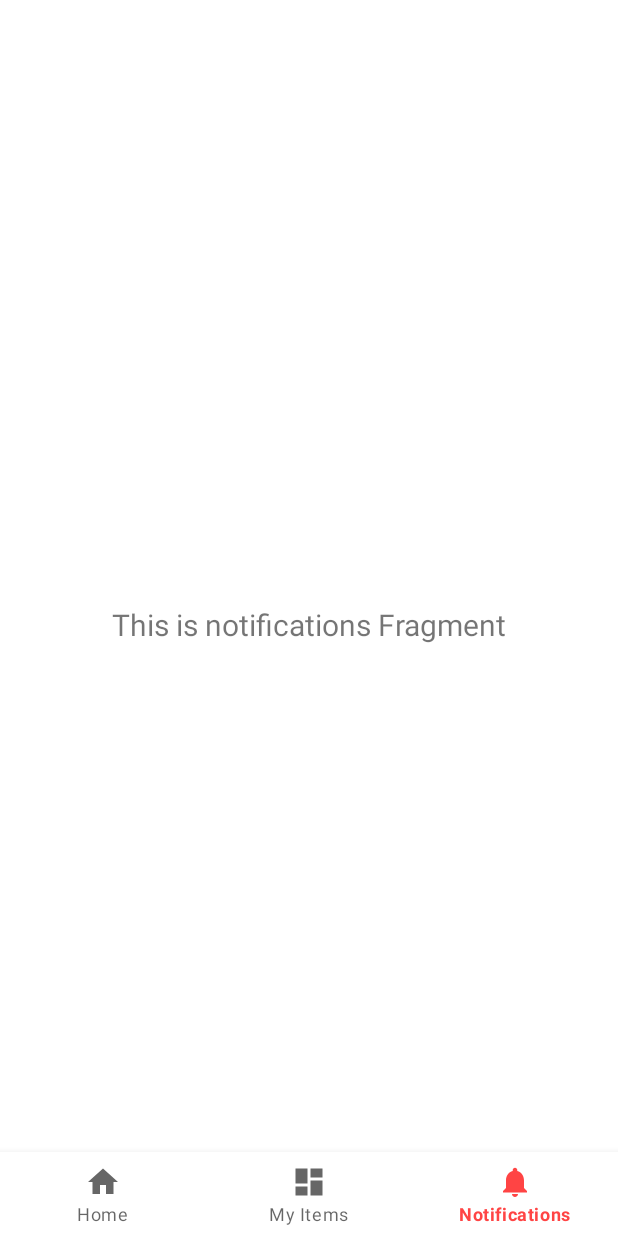
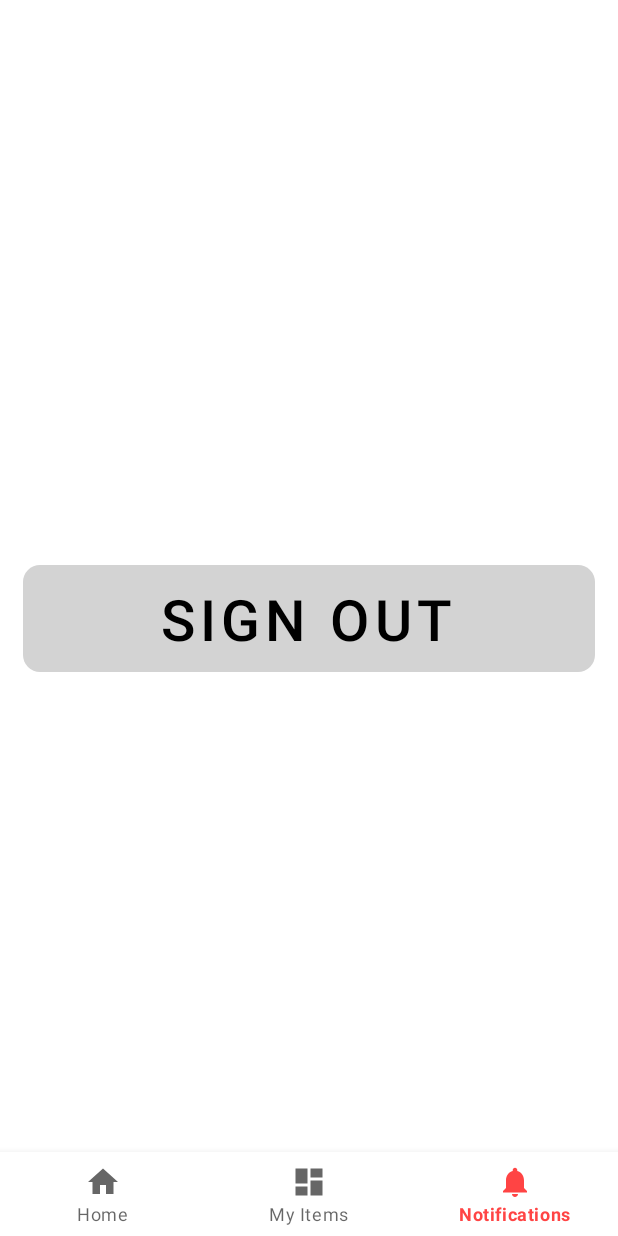
Before and after one commit to EliramElgrably/Rentee, an Android app: the screen it shows after launch (MainActivity), item 3 of the bottom bar chosen, on a phone screen of 412 x 824 dp. Run offline under Robolectric (Android 15) with nearby library versions, the phone set to English and light mode, and no system bars; our stand-ins replace Dagger/Hilt's generated code, Firebase (no records; nobody signed in at launch, a user with empty details on screens opened directly), data binding, navigation-ui; libraries missing offline, so code that uses them is left out: com.firebase.ui; 3 statements that could not run were skipped.

```diff
--- a/app/build.gradle
+++ b/app/build.gradle
@@ -13,6 +13,7 @@ android {
 
     buildFeatures {
         dataBinding true
+        viewBinding true
     }
 
     defaultConfig {
@@ -80,6 +81,10 @@ dependencies {
     implementation 'com.google.firebase:firebase-analytics-ktx'
     implementation 'com.google.firebase:firebase-firestore-ktx'
     implementation 'com.google.firebase:firebase-storage:20.0.0'
+    implementation 'com.google.firebase:firebase-auth-ktx'
+
+    // Firebase UI
+    implementation 'com.firebaseui:firebase-ui-auth:7.2.0'
 
     implementation 'org.jetbrains.kotlinx:kotlinx-coroutines-play-services:1.3.5'
 }
--- a/app/src/main/java/com/example/rentee/MainActivity.kt
+++ b/app/src/main/java/com/example/rentee/MainActivity.kt
@@ -38,6 +38,8 @@ class MainActivity : AppCompatActivity() {
         )
         //setupActionBarWithNavController(navController, appBarConfiguration)
         binding.navView.setupWithNavController(navController)
+
+
     }
 
     override fun onSupportNavigateUp(): Boolean {
--- a/app/src/main/java/com/example/rentee/ui/home/HomeFragment.kt
+++ b/app/src/main/java/com/example/rentee/ui/home/HomeFragment.kt
@@ -7,13 +7,19 @@ import android.view.ViewGroup
 import androidx.fragment.app.Fragment
 import androidx.fragment.app.viewModels
 import androidx.navigation.fragment.findNavController
-import com.example.rentee.R
+import com.example.rentee.NavGraphDirections
 import com.example.rentee.databinding.FragmentHomeBinding
+import com.google.firebase.auth.FirebaseAuth
+import com.google.firebase.auth.ktx.auth
+import com.google.firebase.ktx.Firebase
 
 class HomeFragment : Fragment() {
 
     private lateinit var binding: FragmentHomeBinding
     private val homeViewModel: HomeViewModel by viewModels()
+
+    // Firebase instance variables
+    private lateinit var auth: FirebaseAuth
 
     override fun onCreateView(
         inflater: LayoutInflater,
@@ -27,6 +33,14 @@ class HomeFragment : Fragment() {
 
         // LiveData needs the lifecycle owner
         binding.lifecycleOwner = this
+
+        // Initialize Firebase Auth and check if the user is signed in
+        auth = Firebase.auth
+        if (auth.currentUser == null) {
+            val direction =
+                NavGraphDirections.actionGlobalFragmentSignIn()
+            findNavController().navigate(direction)
+        }
 
         binding.btnStartOrder.setOnClickListener(View.OnClickListener {
             val direction =
--- a/app/src/main/java/com/example/rentee/ui/notifications/NotificationsFragment.kt
+++ b/app/src/main/java/com/example/rentee/ui/notifications/NotificationsFragment.kt
@@ -4,28 +4,46 @@ import android.os.Bundle
 import android.view.LayoutInflater
 import android.view.View
 import android.view.ViewGroup
-import android.widget.TextView
 import androidx.fragment.app.Fragment
-import androidx.lifecycle.Observer
 import androidx.lifecycle.ViewModelProvider
-import com.example.rentee.R
+import androidx.navigation.fragment.findNavController
+import com.example.rentee.NavGraphDirections
+import com.example.rentee.databinding.FragmentNotificationsBinding
+import com.firebase.ui.auth.AuthUI
+import com.google.android.gms.tasks.OnCompleteListener
 
 class NotificationsFragment : Fragment() {
 
     private lateinit var notificationsViewModel: NotificationsViewModel
+    private lateinit var binding: FragmentNotificationsBinding
 
     override fun onCreateView(
-            inflater: LayoutInflater,
-            container: ViewGroup?,
-            savedInstanceState: Bundle?
+        inflater: LayoutInflater,
+        container: ViewGroup?,
+        savedInstanceState: Bundle?
     ): View? {
+        binding = FragmentNotificationsBinding.inflate(inflater, container, false)
         notificationsViewModel =
-                ViewModelProvider(this).get(NotificationsViewModel::class.java)
-        val root = inflater.inflate(R.layout.fragment_notifications, container, false)
-        val textView: TextView = root.findViewById(R.id.text_notifications)
-        notificationsViewModel.text.observe(viewLifecycleOwner, Observer {
-            textView.text = it
+            ViewModelProvider(this).get(NotificationsViewModel::class.java)
+
+        binding.btnSignOut.setOnClickListener(View.OnClickListener {
+            signOut()
         })
-        return root
+
+        return binding.root
+    }
+
+    private fun signOut() {
+        context?.let {
+            AuthUI.getInstance().signOut(it).addOnCompleteListener(OnCompleteListener {
+                goToHomeFragment()
+            })
+        }
+    }
+
+    private fun goToHomeFragment() {
+        val direction =
+            NavGraphDirections.actionGlobalFragmentSignIn()
+        findNavController().navigate(direction)
     }
 }
--- a/app/src/main/java/com/example/rentee/ui/notifications/NotificationsViewModel.kt
+++ b/app/src/main/java/com/example/rentee/ui/notifications/NotificationsViewModel.kt
@@ -1,13 +1,8 @@
 package com.example.rentee.ui.notifications
 
-import androidx.lifecycle.LiveData
-import androidx.lifecycle.MutableLiveData
 import androidx.lifecycle.ViewModel
 
 class NotificationsViewModel : ViewModel() {
 
-    private val _text = MutableLiveData<String>().apply {
-        value = "This is notifications Fragment"
-    }
-    val text: LiveData<String> = _text
+
 }
--- /dev/null
+++ b/app/src/main/java/com/example/rentee/ui/signIn/SignInFragment.kt
@@ -0,0 +1,93 @@
+package com.example.rentee.ui.signIn
+
+import android.content.Intent
+import android.os.Bundle
+import android.util.Log
+import android.view.LayoutInflater
+import android.view.View
+import android.view.ViewGroup
+import android.widget.Toast
+import androidx.activity.result.ActivityResultLauncher
+import androidx.appcompat.app.AppCompatActivity
+import androidx.fragment.app.Fragment
+import androidx.navigation.fragment.findNavController
+import com.example.rentee.R
+import com.example.rentee.databinding.FragmentSignInBinding
+import com.firebase.ui.auth.AuthUI
+import com.firebase.ui.auth.FirebaseAuthUIActivityResultContract
+import com.firebase.ui.auth.data.model.FirebaseAuthUIAuthenticationResult
+import com.google.firebase.auth.ktx.auth
+import com.google.firebase.ktx.Firebase
+
+class SignInFragment : Fragment() {
+    //private lateinit var auth: FirebaseAuth
+    private lateinit var binding: FragmentSignInBinding
+    private val signIn: ActivityResultLauncher<Intent> =
+        registerForActivityResult(FirebaseAuthUIActivityResultContract(), this::onSignInResult)
+
+    override fun onCreateView(
+        inflater: LayoutInflater,
+        container: ViewGroup?,
+        savedInstanceState: Bundle?
+    ): View? {
+        binding = FragmentSignInBinding.inflate(inflater, container, false)
+
+
+        return binding.root
+    }
+
+    override fun onStart() {
+        super.onStart()
+
+        // If there is no signed in user, launch FirebaseUI
+        // Otherwise head to MainActivity
+        if (Firebase.auth.currentUser == null) {
+            // Sign in with FirebaseUI, see docs for more details:
+            // https://firebase.google.com/docs/auth/android/firebaseui
+            val signInIntent = AuthUI.getInstance()
+                .createSignInIntentBuilder()
+                .setLogo(R.mipmap.ic_launcher)
+                .setAvailableProviders(
+                    listOf(
+                        AuthUI.IdpConfig.EmailBuilder().build(),
+                        AuthUI.IdpConfig.GoogleBuilder().build(),
+                    )
+                )
+                .build()
+
+            signIn.launch(signInIntent)
+        } else {
+            goToHomeFragment()
+        }
+    }
+
+    private fun onSignInResult(result: FirebaseAuthUIAuthenticationResult) {
+        if (result.resultCode == AppCompatActivity.RESULT_OK) {
+            Log.d(TAG, "Sign in successful!")
+            goToHomeFragment()
+        } else {
+            Toast.makeText(
+                context,
+                "There was an error signing in",
+                Toast.LENGTH_LONG
+            ).show()
+
+            val response = result.idpResponse
+            if (response == null) {
+                Log.w(TAG, "Sign in canceled")
+            } else {
+                Log.w(TAG, "Sign in error", response.error)
+            }
+        }
+    }
+
+    private fun goToHomeFragment() {
+        val direction =
+            SignInFragmentDirections.actionFragmentSignInToHome()
+        findNavController().navigate(direction)
+    }
+
+    companion object {
+        private const val TAG = "SignInFragment"
+    }
+}
--- a/app/src/main/res/layout/fragment_notifications.xml
+++ b/app/src/main/res/layout/fragment_notifications.xml
@@ -6,17 +6,23 @@
     android:layout_height="match_parent"
     tools:context=".ui.notifications.NotificationsFragment">
 
-    <TextView
-        android:id="@+id/text_notifications"
+    <Button
+        android:id="@+id/btn_sign_out"
+        style="@style/AppTheme.RoundedCornerMaterialButton"
         android:layout_width="match_parent"
         android:layout_height="wrap_content"
-        android:layout_marginStart="8dp"
-        android:layout_marginTop="8dp"
-        android:layout_marginEnd="8dp"
+        android:layout_marginStart="15dp"
+        android:layout_marginEnd="15dp"
+        android:text="Sign Out"
         android:textAlignment="center"
-        android:textSize="20sp"
+        android:textColor="@color/black"
+        android:textSize="38sp"
+        android:textStyle="normal"
+        app:backgroundTint="@color/light_gray"
         app:layout_constraintBottom_toBottomOf="parent"
         app:layout_constraintEnd_toEndOf="parent"
         app:layout_constraintStart_toStartOf="parent"
-        app:layout_constraintTop_toTopOf="parent" />
+        app:layout_constraintTop_toTopOf="parent"
+        app:rippleColor="@android:color/transparent"
+        app:strokeColor="@android:color/transparent" />
 </androidx.constraintlayout.widget.ConstraintLayout>
--- a/app/src/main/res/navigation/nav_graph.xml
+++ b/app/src/main/res/navigation/nav_graph.xml
@@ -5,10 +5,26 @@
     android:id="@+id/nav_graph"
     app:startDestination="@+id/home">
 
-    <include app:graph="@navigation/home"/>
 
-    <include app:graph="@navigation/my_items"/>
+    <include app:graph="@navigation/home" />
 
-    <include app:graph="@navigation/notifications"/>
+    <include app:graph="@navigation/my_items" />
+
+    <include app:graph="@navigation/notifications" />
+
+    <fragment
+        android:id="@+id/fragment_sign_in"
+        android:name="com.example.rentee.ui.signIn.SignInFragment"
+        android:label="@string/sign_in"
+        tools:layout="@layout/fragment_sign_in">
+
+        <action
+            android:id="@+id/action_fragment_sign_in_to_home"
+            app:destination="@id/home" />
+    </fragment>
+
+    <action
+        android:id="@+id/action_global_fragment_sign_in"
+        app:destination="@id/fragment_sign_in" />
 
 </navigation>
--- a/app/src/main/res/values/strings.xml
+++ b/app/src/main/res/values/strings.xml
@@ -1,5 +1,6 @@
 <resources>
     <string name="app_name">Rentee</string>
+    <string name="sign_in">Sign In</string>
     <string name="title_home">Home</string>
     <string name="title_dashboard">My Items</string>
     <string name="title_notifications">Notifications</string>
```
Also changed, not shown: app/src/main/res/layout/fragment_sign_in.xml (added, +7 -0 lines), 1 other file.
